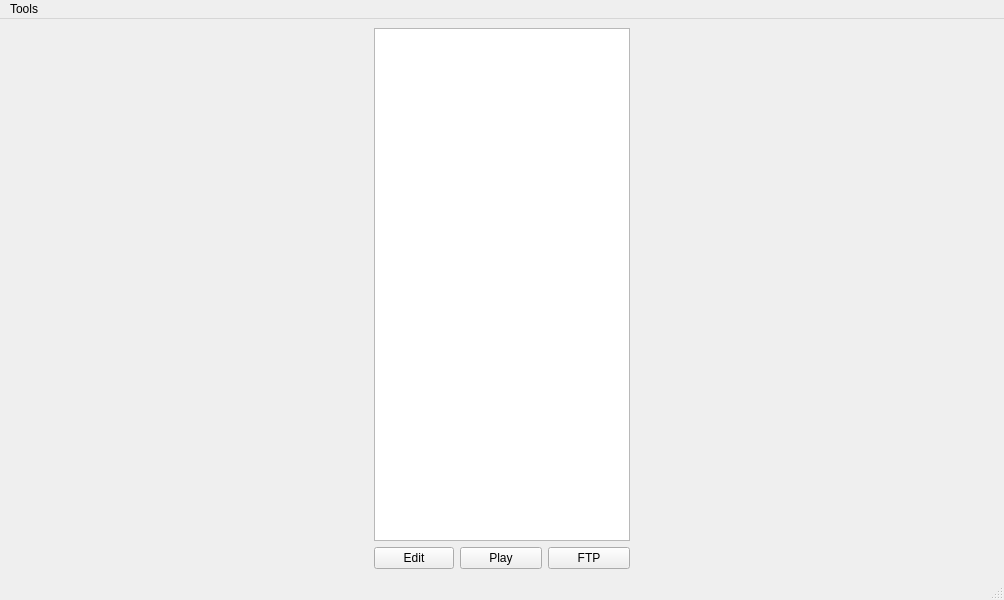
Qt form src/mainwindow.ui (Yi-Hack-Tools/Yi-Hack-Player) before a commit.
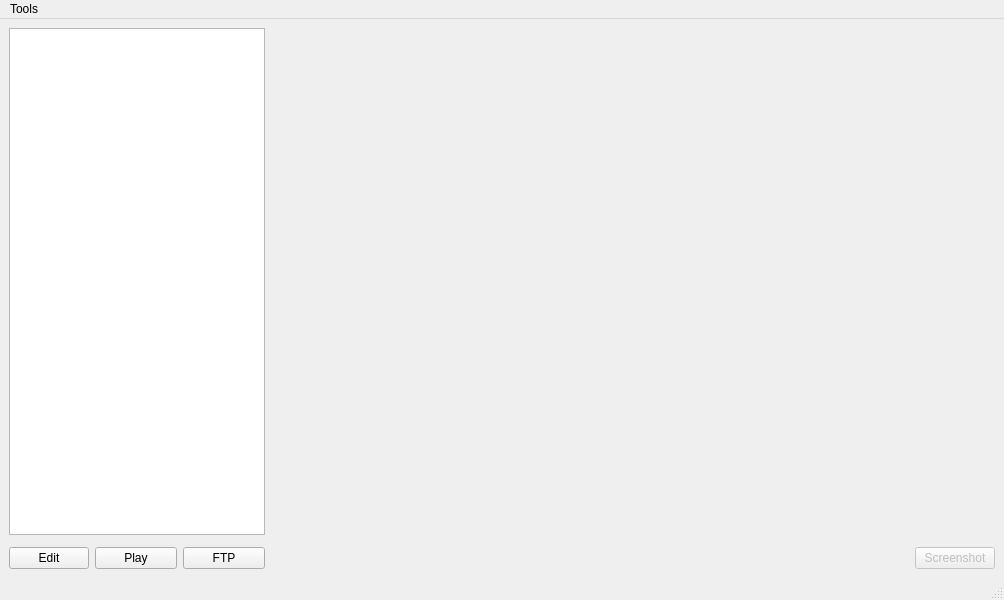
The same form after that commit. Icons and pictures are not drawn.

Commit message: Add screenshot, FTP playback

The edit to the form file:
```diff
--- a/src/mainwindow.ui
+++ b/src/mainwindow.ui
@@ -22,6 +22,34 @@
     <item>
      <layout class="QGridLayout" name="gridLayout">
       <item row="1" column="0">
+       <widget class="QTableView" name="tableView">
+        <property name="sizePolicy">
+         <sizepolicy hsizetype="Maximum" vsizetype="Expanding">
+          <horstretch>0</horstretch>
+          <verstretch>0</verstretch>
+         </sizepolicy>
+        </property>
+        <property name="contextMenuPolicy">
+         <enum>Qt::CustomContextMenu</enum>
+        </property>
+        <property name="selectionMode">
+         <enum>QAbstractItemView::SingleSelection</enum>
+        </property>
+        <property name="selectionBehavior">
+         <enum>QAbstractItemView::SelectRows</enum>
+        </property>
+        <property name="sortingEnabled">
+         <bool>false</bool>
+        </property>
+        <attribute name="horizontalHeaderVisible">
+         <bool>false</bool>
+        </attribute>
+        <attribute name="verticalHeaderVisible">
+         <bool>false</bool>
+        </attribute>
+       </widget>
+      </item>
+      <item row="3" column="0">
        <layout class="QHBoxLayout" name="horizontalLayout_2">
         <item>
          <widget class="QPushButton" name="editCameraBtn">
@@ -45,6 +73,9 @@
         </item>
         <item>
          <widget class="QPushButton" name="playBtn">
+          <property name="enabled">
+           <bool>true</bool>
+          </property>
           <property name="text">
            <string>Play</string>
           </property>
@@ -67,36 +98,39 @@
         </item>
        </layout>
       </item>
-      <item row="0" column="1" rowspan="2">
+      <item row="1" column="1" rowspan="2">
        <layout class="QHBoxLayout" name="horizontalLayout"/>
       </item>
-      <item row="0" column="0">
-       <widget class="QTableView" name="tableView">
-        <property name="sizePolicy">
-         <sizepolicy hsizetype="Maximum" vsizetype="Expanding">
-          <horstretch>0</horstretch>
-          <verstretch>0</verstretch>
-         </sizepolicy>
-        </property>
-        <property name="contextMenuPolicy">
-         <enum>Qt::CustomContextMenu</enum>
-        </property>
-        <property name="selectionMode">
-         <enum>QAbstractItemView::SingleSelection</enum>
-        </property>
-        <property name="selectionBehavior">
-         <enum>QAbstractItemView::SelectRows</enum>
-        </property>
-        <property name="sortingEnabled">
-         <bool>false</bool>
-        </property>
-        <attribute name="horizontalHeaderVisible">
-         <bool>false</bool>
-        </attribute>
-        <attribute name="verticalHeaderVisible">
-         <bool>false</bool>
-        </attribute>
-       </widget>
+      <item row="3" column="1">
+       <layout class="QHBoxLayout" name="horizontalLayout_3">
+        <item>
+         <spacer name="horizontalSpacer">
+          <property name="orientation">
+           <enum>Qt::Horizontal</enum>
+          </property>
+          <property name="sizeHint" stdset="0">
+           <size>
+            <width>40</width>
+            <height>20</height>
+           </size>
+          </property>
+         </spacer>
+        </item>
+        <item>
+         <widget class="QPushButton" name="screenshotBtn">
+          <property name="enabled">
+           <bool>false</bool>
+          </property>
+          <property name="text">
+           <string>Screenshot</string>
+          </property>
+          <property name="icon">
+           <iconset resource="../data/resources.qrc">
+            <normaloff>:/icons/icons/screenshot.svg</normaloff>:/icons/icons/screenshot.svg</iconset>
+          </property>
+         </widget>
+        </item>
+       </layout>
       </item>
      </layout>
     </item>
```
Left out of the diff: 17 changed lines with no effect on the pictures. The commit also changes 12 other files.
